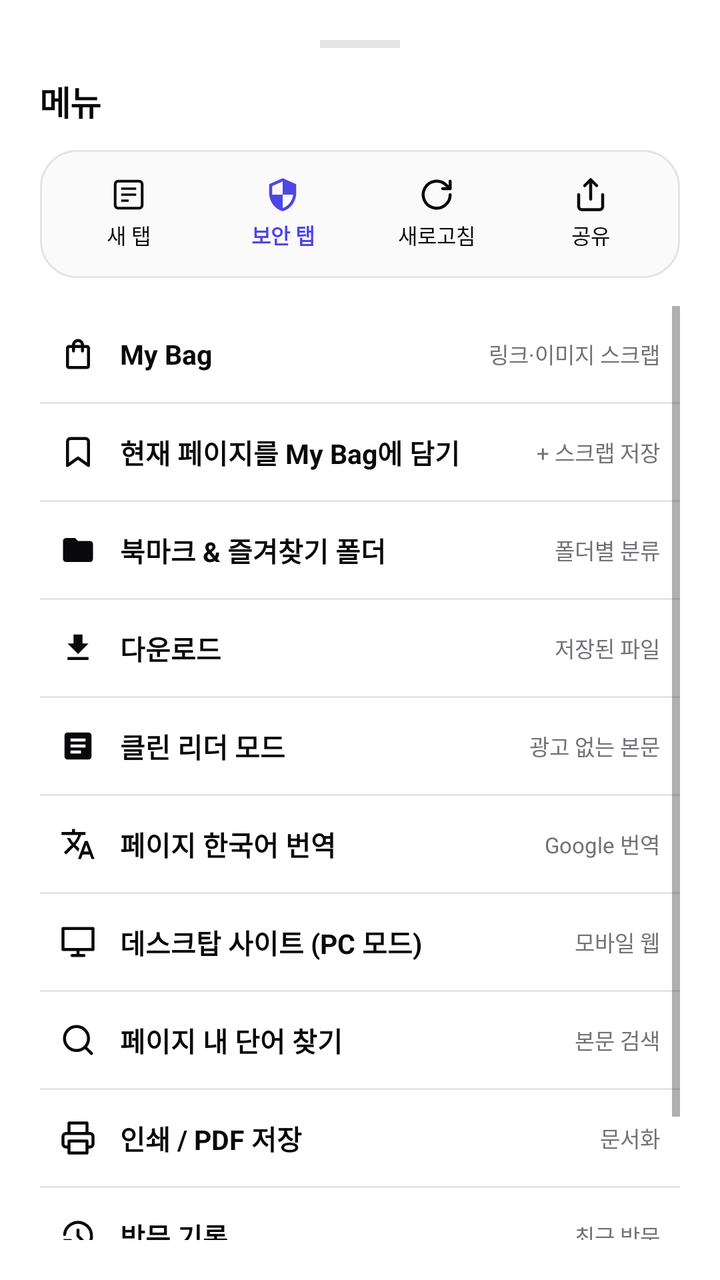
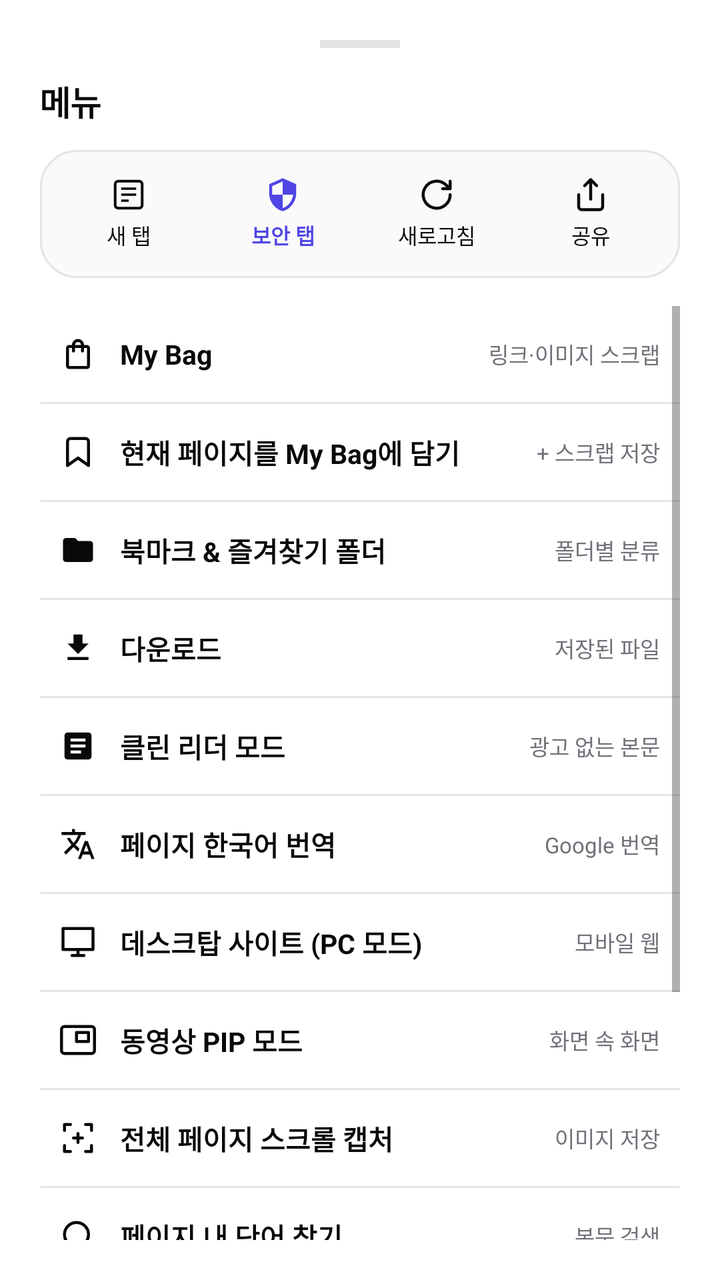

Two renders of the same Android screen: before a commit and after it. Below are the layout's source before the change and the commit's diff.
<!-- AndroidManifest.xml: application theme Theme.CreamAiHub -->
<!-- res/layout/dialog_menu_bottom_sheet.xml -->
<?xml version="1.0" encoding="utf-8"?>
<LinearLayout 
    xmlns:android="http://schemas.android.com/apk/res/android"
    xmlns:app="http://schemas.android.com/apk/res-auto"
    android:layout_width="match_parent"
    android:layout_height="wrap_content"
    android:orientation="vertical"
    android:padding="20dp"
    android:background="@drawable/bg_bottom_sheet">

    
    <View
        android:layout_width="40dp"
        android:layout_height="4dp"
        android:layout_gravity="center_horizontal"
        android:background="@color/border_gray"
        android:layout_marginBottom="14dp" />

    
    <TextView
        android:layout_width="wrap_content"
        android:layout_height="wrap_content"
        android:text="메뉴"
        android:textSize="17sp"
        android:textStyle="bold"
        android:textColor="@color/primary_black"
        android:letterSpacing="-0.02"
        android:layout_marginBottom="12dp" />

    
    <LinearLayout
        android:layout_width="match_parent"
        android:layout_height="64dp"
        android:orientation="horizontal"
        android:gravity="center"
        android:background="@drawable/bg_result_box"
        android:padding="6dp"
        android:layout_marginBottom="14dp">

        <LinearLayout
            android:id="@+id/menuQuickNewTab"
            android:layout_width="0dp"
            android:layout_height="match_parent"
            android:layout_weight="1"
            android:orientation="vertical"
            android:gravity="center"
            android:background="?attr/selectableItemBackground"
            android:clickable="true"
            android:focusable="true">

            <ImageView
                android:layout_width="18dp"
                android:layout_height="18dp"
                android:src="@drawable/ic_tabs"
                app:tint="@color/primary_black"
                android:contentDescription="New Tab" />

            <TextView
                android:layout_width="wrap_content"
                android:layout_height="wrap_content"
                android:text="새 탭"
                android:textSize="10.5sp"
                android:textColor="@color/primary_black"
                android:layout_marginTop="3dp" />
        </LinearLayout>

        <LinearLayout
            android:id="@+id/menuQuickSecurityTab"
            android:layout_width="0dp"
            android:layout_height="match_parent"
            android:layout_weight="1"
            android:orientation="vertical"
            android:gravity="center"
            android:background="?attr/selectableItemBackground"
            android:clickable="true"
            android:focusable="true">

            <ImageView
                android:layout_width="18dp"
                android:layout_height="18dp"
                android:src="@drawable/ic_shield"
                app:tint="#4F46E5"
                android:contentDescription="Security Tab" />

            <TextView
                android:layout_width="wrap_content"
                android:layout_height="wrap_content"
                android:text="보안 탭"
                android:textSize="10.5sp"
                android:textColor="#4F46E5"
                android:textStyle="bold"
                android:layout_marginTop="3dp" />
        </LinearLayout>

        <LinearLayout
            android:id="@+id/menuQuickReload"
            android:layout_width="0dp"
            android:layout_height="match_parent"
            android:layout_weight="1"
            android:orientation="vertical"
            android:gravity="center"
            android:background="?attr/selectableItemBackground"
            android:clickable="true"
            android:focusable="true">

            <ImageView
                android:layout_width="18dp"
                android:layout_height="18dp"
                android:src="@drawable/ic_refresh"
                app:tint="@color/primary_black"
                android:contentDescription="Reload" />

            <TextView
                android:layout_width="wrap_content"
                android:layout_height="wrap_content"
                android:text="새로고침"
                android:textSize="10.5sp"
                android:textColor="@color/primary_black"
                android:layout_marginTop="3dp" />
        </LinearLayout>

        <LinearLayout
            android:id="@+id/menuQuickShare"
            android:layout_width="0dp"
            android:layout_height="match_parent"
            android:layout_weight="1"
            android:orientation="vertical"
            android:gravity="center"
            android:background="?attr/selectableItemBackground"
            android:clickable="true"
            android:focusable="true">

            <ImageView
                android:layout_width="18dp"
                android:layout_height="18dp"
                android:src="@drawable/ic_share"
                app:tint="@color/primary_black"
                android:contentDescription="Share" />

            <TextView
                android:layout_width="wrap_content"
                android:layout_height="wrap_content"
                android:text="공유"
                android:textSize="10.5sp"
                android:textColor="@color/primary_black"
                android:layout_marginTop="3dp" />
        </LinearLayout>

    </LinearLayout>

    
    <ScrollView
        android:layout_width="match_parent"
        android:layout_height="wrap_content"
        android:maxHeight="340dp"
        android:scrollbars="vertical">

        <LinearLayout
            android:layout_width="match_parent"
            android:layout_height="wrap_content"
            android:orientation="vertical">

            
            <LinearLayout
                android:id="@+id/menuItemBag"
                android:layout_width="match_parent"
                android:layout_height="48dp"
                android:orientation="horizontal"
                android:gravity="center_vertical"
                android:paddingHorizontal="10dp"
                android:background="?attr/selectableItemBackground"
                android:clickable="true"
                android:focusable="true">

                <ImageView
                    android:layout_width="18dp"
                    android:layout_height="18dp"
                    android:src="@drawable/ic_bag"
                    app:tint="@color/primary_black"
                    android:layout_marginEnd="12dp" />

                <TextView
                    android:layout_width="0dp"
                    android:layout_height="wrap_content"
                    android:layout_weight="1"
                    android:text="My Bag"
                    android:textSize="13.5sp"
                    android:textColor="@color/primary_black"
                    android:textStyle="bold" />

                <TextView
                    android:id="@+id/tvBagMenuCount"
                    android:layout_width="wrap_content"
                    android:layout_height="wrap_content"
                    android:text="링크·이미지 스크랩"
                    android:textSize="11sp"
                    android:textColor="@color/text_muted" />
            </LinearLayout>

            <View
                android:layout_width="match_parent"
                android:layout_height="1dp"
                android:background="@color/border_gray" />

            
            <LinearLayout
                android:id="@+id/menuItemAddToBag"
                android:layout_width="match_parent"
                android:layout_height="48dp"
                android:orientation="horizontal"
                android:gravity="center_vertical"
                android:paddingHorizontal="10dp"
                android:background="?attr/selectableItemBackground"
                android:clickable="true"
                android:focusable="true">

                <ImageView
                    android:layout_width="18dp"
                    android:layout_height="18dp"
                    android:src="@drawable/ic_bookmark"
                    app:tint="@color/primary_black"
                    android:layout_marginEnd="12dp" />

                <TextView
                    android:layout_width="0dp"
                    android:layout_height="wrap_content"
                    android:layout_weight="1"
                    android:text="현재 페이지를 My Bag에 담기"
                    android:textSize="13.5sp"
                    android:textColor="@color/primary_black"
                    android:textStyle="bold" />

                <TextView
                    android:layout_width="wrap_content"
                    android:layout_height="wrap_content"
                    android:text="+ 스크랩 저장"
                    android:textSize="11sp"
                    android:textColor="@color/text_muted" />
            </LinearLayout>

            <View
                android:layout_width="match_parent"
                android:layout_height="1dp"
                android:background="@color/border_gray" />

            
            <LinearLayout
                android:id="@+id/menuItemBookmarksList"
                android:layout_width="match_parent"
                android:layout_height="48dp"
                android:orientation="horizontal"
                android:gravity="center_vertical"
                android:paddingHorizontal="10dp"
                android:background="?attr/selectableItemBackground"
                android:clickable="true"
                android:focusable="true">

                <ImageView
                    android:layout_width="18dp"
                    android:layout_height="18dp"
                    android:src="@drawable/ic_folder"
                    app:tint="@color/primary_black"
                    android:layout_marginEnd="12dp" />

                <TextView
                    android:layout_width="0dp"
                    android:layout_height="wrap_content"
                    android:layout_weight="1"
                    android:text="북마크 &amp; 즐겨찾기 폴더"
                    android:textSize="13.5sp"
                    android:textColor="@color/primary_black"
                    android:textStyle="bold" />

                <TextView
                    android:layout_width="wrap_content"
                    android:layout_height="wrap_content"
                    android:text="폴더별 분류"
                    android:textSize="11sp"
                    android:textColor="@color/text_muted" />
            </LinearLayout>

            <View
                android:layout_width="match_parent"
                android:layout_height="1dp"
                android:background="@color/border_gray" />

            
            <LinearLayout
                android:id="@+id/menuItemDownloads"
                android:layout_width="match_parent"
                android:layout_height="48dp"
                android:orientation="horizontal"
                android:gravity="center_vertical"
                android:paddingHorizontal="10dp"
                android:background="?attr/selectableItemBackground"
                android:clickable="true"
                android:focusable="true">

                <ImageView
                    android:layout_width="18dp"
                    android:layout_height="18dp"
                    android:src="@drawable/ic_download"
                    app:tint="@color/primary_black"
                    android:layout_marginEnd="12dp" />

                <TextView
                    android:layout_width="0dp"
                    android:layout_height="wrap_content"
                    android:layout_weight="1"
                    android:text="다운로드"
                    android:textSize="13.5sp"
                    android:textColor="@color/primary_black"
                    android:textStyle="bold" />

                <TextView
                    android:layout_width="wrap_content"
                    android:layout_height="wrap_content"
                    android:text="저장된 파일"
                    android:textSize="11sp"
                    android:textColor="@color/text_muted" />
            </LinearLayout>

            <View
                android:layout_width="match_parent"
                android:layout_height="1dp"
                android:background="@color/border_gray" />

            
            <LinearLayout
                android:id="@+id/menuItemReaderMode"
                android:layout_width="match_parent"
                android:layout_height="48dp"
                android:orientation="horizontal"
                android:gravity="center_vertical"
                android:paddingHorizontal="10dp"
                android:background="?attr/selectableItemBackground"
                android:clickable="true"
                android:focusable="true">

                <ImageView
                    android:layout_width="18dp"
                    android:layout_height="18dp"
                    android:src="@drawable/ic_book_reader"
                    app:tint="@color/primary_black"
                    android:layout_marginEnd="12dp" />

                <TextView
                    android:layout_width="0dp"
                    android:layout_height="wrap_content"
                    android:layout_weight="1"
                    android:text="클린 리더 모드"
                    android:textSize="13.5sp"
                    android:textColor="@color/primary_black"
                    android:textStyle="bold" />

                <TextView
                    android:layout_width="wrap_content"
                    android:layout_height="wrap_content"
                    android:text="광고 없는 본문"
                    android:textSize="11sp"
                    android:textColor="@color/text_muted" />
            </LinearLayout>

            <View
                android:layout_width="match_parent"
                android:layout_height="1dp"
                android:background="@color/border_gray" />

            
            <LinearLayout
                android:id="@+id/menuItemTranslate"
                android:layout_width="match_parent"
                android:layout_height="48dp"
                android:orientation="horizontal"
                android:gravity="center_vertical"
                android:paddingHorizontal="10dp"
                android:background="?attr/selectableItemBackground"
                android:clickable="true"
                android:focusable="true">

                <ImageView
                    android:layout_width="18dp"
                    android:layout_height="18dp"
                    android:src="@drawable/ic_translate"
                    app:tint="@color/primary_black"
                    android:layout_marginEnd="12dp" />

                <TextView
                    android:layout_width="0dp"
                    android:layout_height="wrap_content"
                    android:layout_weight="1"
                    android:text="페이지 한국어 번역"
                    android:textSize="13.5sp"
                    android:textColor="@color/primary_black"
                    android:textStyle="bold" />

                <TextView
                    android:layout_width="wrap_content"
                    android:layout_height="wrap_content"
                    android:text="Google 번역"
                    android:textSize="11sp"
                    android:textColor="@color/text_muted" />
            </LinearLayout>

            <View
                android:layout_width="match_parent"
                android:layout_height="1dp"
                android:background="@color/border_gray" />

            
            <LinearLayout
                android:id="@+id/menuItemDesktop"
                android:layout_width="match_parent"
                android:layout_height="48dp"
                android:orientation="horizontal"
                android:gravity="center_vertical"
                android:paddingHorizontal="10dp"
                android:background="?attr/selectableItemBackground"
                android:clickable="true"
                android:focusable="true">

                <ImageView
                    android:layout_width="18dp"
                    android:layout_height="18dp"
                    android:src="@drawable/ic_desktop"
                    app:tint="@color/primary_black"
                    android:layout_marginEnd="12dp" />

                <TextView
                    android:layout_width="0dp"
                    android:layout_height="wrap_content"
                    android:layout_weight="1"
                    android:text="데스크탑 사이트 (PC 모드)"
                    android:textSize="13.5sp"
                    android:textColor="@color/primary_black"
                    android:textStyle="bold" />

                <TextView
                    android:id="@+id/tvDesktopModeStatus"
                    android:layout_width="wrap_content"
                    android:layout_height="wrap_content"
                    android:text="모바일 웹"
                    android:textSize="11sp"
                    android:textColor="@color/text_muted" />
            </LinearLayout>

            <View
                android:layout_width="match_parent"
                android:layout_height="1dp"
                android:background="@color/border_gray" />

            
            <LinearLayout
                android:id="@+id/menuItemFindInPage"
                android:layout_width="match_parent"
                android:layout_height="48dp"
                android:orientation="horizontal"
                android:gravity="center_vertical"
                android:paddingHorizontal="10dp"
                android:background="?attr/selectableItemBackground"
                android:clickable="true"
                android:focusable="true">

                <ImageView
                    android:layout_width="18dp"
                    android:layout_height="18dp"
                    android:src="@drawable/ic_search"
                    app:tint="@color/primary_black"
                    android:layout_marginEnd="12dp" />

                <TextView
                    android:layout_width="0dp"
                    android:layout_height="wrap_content"
                    android:layout_weight="1"
                    android:text="페이지 내 단어 찾기"
                    android:textSize="13.5sp"
                    android:textColor="@color/primary_black"
                    android:textStyle="bold" />

                <TextView
                    android:layout_width="wrap_content"
                    android:layout_height="wrap_content"
                    android:text="본문 검색"
                    android:textSize="11sp"
                    android:textColor="@color/text_muted" />
            </LinearLayout>

            <View
                android:layout_width="match_parent"
                android:layout_height="1dp"
                android:background="@color/border_gray" />

            
            <LinearLayout
                android:id="@+id/menuItemPrint"
                android:layout_width="match_parent"
                android:layout_height="48dp"
                android:orientation="horizontal"
                android:gravity="center_vertical"
                android:paddingHorizontal="10dp"
                android:background="?attr/selectableItemBackground"
                android:clickable="true"
                android:focusable="true">

                <ImageView
                    android:layout_width="18dp"
                    android:layout_height="18dp"
                    android:src="@drawable/ic_print"
                    app:tint="@color/primary_black"
                    android:layout_marginEnd="12dp" />

                <TextView
                    android:layout_width="0dp"
                    android:layout_height="wrap_content"
                    android:layout_weight="1"
                    android:text="인쇄 / PDF 저장"
                    android:textSize="13.5sp"
                    android:textColor="@color/primary_black"
                    android:textStyle="bold" />

                <TextView
                    android:layout_width="wrap_content"
                    android:layout_height="wrap_content"
                    android:text="문서화"
                    android:textSize="11sp"
                    android:textColor="@color/text_muted" />
            </LinearLayout>

            <View
                android:layout_width="match_parent"
                android:layout_height="1dp"
                android:background="@color/border_gray" />

            
            <LinearLayout
                android:id="@+id/menuItemHistory"
                android:layout_width="match_parent"
                android:layout_height="48dp"
                android:orientation="horizontal"
                android:gravity="center_vertical"
                android:paddingHorizontal="10dp"
                android:background="?attr/selectableItemBackground"
                android:clickable="true"
                android:focusable="true">

                <ImageView
                    android:layout_width="18dp"
                    android:layout_height="18dp"
                    android:src="@drawable/ic_history"
                    app:tint="@color/primary_black"
                    android:layout_marginEnd="12dp" />

                <TextView
                    android:layout_width="0dp"
                    android:layout_height="wrap_content"
                    android:layout_weight="1"
                    android:text="방문 기록"
                    android:textSize="13.5sp"
                    android:textColor="@color/primary_black"
                    android:textStyle="bold" />

                <TextView
                    android:layout_width="wrap_content"
                    android:layout_height="wrap_content"
                    android:text="최근 방문"
                    android:textSize="11sp"
                    android:textColor="@color/text_muted" />
            </LinearLayout>

            <View
                android:layout_width="match_parent"
                android:layout_height="1dp"
                android:background="@color/border_gray" />

            
            <LinearLayout
                android:id="@+id/menuItemSettings"
                android:layout_width="match_parent"
                android:layout_height="48dp"
                android:orientation="horizontal"
                android:gravity="center_vertical"
                android:paddingHorizontal="10dp"
                android:background="?attr/selectableItemBackground"
                android:clickable="true"
                android:focusable="true">

                <ImageView
                    android:layout_width="18dp"
                    android:layout_height="18dp"
                    android:src="@drawable/ic_palette"
                    app:tint="@color/primary_black"
                    android:layout_marginEnd="12dp" />

                <TextView
                    android:layout_width="0dp"
                    android:layout_height="wrap_content"
                    android:layout_weight="1"
                    android:text="브라우저 설정 &amp; 개인화"
                    android:textSize="13.5sp"
                    android:textColor="@color/primary_black"
                    android:textStyle="bold" />

                <TextView
                    android:layout_width="wrap_content"
                    android:layout_height="wrap_content"
                    android:text="Material You · 검색엔진"
                    android:textSize="11sp"
                    android:textColor="@color/text_muted" />
            </LinearLayout>

        </LinearLayout>
    </ScrollView>

</LinearLayout>
<!-- resources referenced by this layout -->
<resources>
  <color name="border_gray">#E4E4E7</color>
  <color name="primary_black">#09090B</color>
  <color name="text_muted">#71717A</color>
  <!-- drawable bg_bottom_sheet (drawable) -->
  <?xml version="1.0" encoding="utf-8"?>
  <shape xmlns:android="http://schemas.android.com/apk/res/android">
      <solid android:color="#FFFFFF" />
      <corners 
          android:topLeftRadius="28dp" 
          android:topRightRadius="28dp" 
          android:bottomLeftRadius="0dp" 
          android:bottomRightRadius="0dp" />
  </shape>
  <!-- drawable bg_result_box (drawable) -->
  <?xml version="1.0" encoding="utf-8"?>
  <shape xmlns:android="http://schemas.android.com/apk/res/android">
      <solid android:color="#FAFAFA" />
      <stroke android:width="1dp" android:color="#E4E4E7" />
      <corners android:radius="18dp" />
  </shape>
  <!-- drawable ic_desktop (drawable) -->
  <vector xmlns:android="http://schemas.android.com/apk/res/android"
      android:width="24dp"
      android:height="24dp"
      android:viewportWidth="24"
      android:viewportHeight="24">
      <path
          android:strokeColor="#09090B"
          android:strokeWidth="2"
          android:strokeLineCap="round"
          android:strokeLineJoin="round"
          android:pathData="M2,3h20v14H2zM8,21h8M12,17v4" />
  </vector>
  <!-- drawable ic_download (drawable) -->
  <vector xmlns:android="http://schemas.android.com/apk/res/android"
      android:width="24dp"
      android:height="24dp"
      android:viewportWidth="24"
      android:viewportHeight="24">
      <path
          android:fillColor="#000000"
          android:pathData="M19,9h-4V3H9v6H5l7,7 7,-7zM5,18v2h14v-2H5z" />
  </vector>
  <!-- drawable ic_folder (drawable) -->
  <vector xmlns:android="http://schemas.android.com/apk/res/android"
      android:width="24dp"
      android:height="24dp"
      android:viewportWidth="24"
      android:viewportHeight="24">
      <path
          android:fillColor="#000000"
          android:pathData="M10,4H4c-1.1,0 -1.99,0.9 -1.99,2L2,18c0,1.1 0.9,2 2,2h16c1.1,0 2,-0.9 2,-2V8c0,-1.1 -0.9,-2 -2,-2h-8l-2,-2z" />
  </vector>
  <!-- drawable ic_shield (drawable) -->
  <vector xmlns:android="http://schemas.android.com/apk/res/android"
      android:width="24dp"
      android:height="24dp"
      android:viewportWidth="24"
      android:viewportHeight="24">
      <path
          android:fillColor="#000000"
          android:pathData="M12,1L3,5v6c0,5.55 3.84,10.74 9,12 5.16,-1.26 9,-6.45 9,-12V5l-9,-4zm0,10.99h7c-0.53,4.12 -3.28,7.79 -7,8.94V12H5V6.3l7,-3.11v8.8z" />
  </vector>
  <style name="Theme.CreamAiHub" parent="Theme.MaterialComponents.DayNight.NoActionBar">
          <item name="colorPrimary">@color/primary_black</item>
          <item name="colorPrimaryVariant">@color/secondary_dark</item>
          <item name="colorOnPrimary">@color/white</item>
          <item name="android:statusBarColor">@color/white</item>
          <item name="android:windowLightStatusBar">true</item>
      </style>
  <color name="secondary_dark">#27272A</color>
  <color name="white">#FFFFFF</color>
  <!-- unchanged entries left out for length: 11 -->
</resources>

<!-- the commit's change to res/layout/dialog_menu_bottom_sheet.xml (unified diff, before → after) -->
@@ -451,6 +451,88 @@
 
             
             <LinearLayout
+                android:id="@+id/menuItemPip"
+                android:layout_width="match_parent"
+                android:layout_height="48dp"
+                android:orientation="horizontal"
+                android:gravity="center_vertical"
+                android:paddingHorizontal="10dp"
+                android:background="?attr/selectableItemBackground"
+                android:clickable="true"
+                android:focusable="true">
+
+                <ImageView
+                    android:layout_width="18dp"
+                    android:layout_height="18dp"
+                    android:src="@drawable/ic_pip"
+                    app:tint="@color/primary_black"
+                    android:layout_marginEnd="12dp" />
+
+                <TextView
+                    android:layout_width="0dp"
+                    android:layout_height="wrap_content"
+                    android:layout_weight="1"
+                    android:text="동영상 PIP 모드"
+                    android:textSize="13.5sp"
+                    android:textColor="@color/primary_black"
+                    android:textStyle="bold" />
+
+                <TextView
+                    android:layout_width="wrap_content"
+                    android:layout_height="wrap_content"
+                    android:text="화면 속 화면"
+                    android:textSize="11sp"
+                    android:textColor="@color/text_muted" />
+            </LinearLayout>
+
+            <View
+                android:layout_width="match_parent"
+                android:layout_height="1dp"
+                android:background="@color/border_gray" />
+
+            
+            <LinearLayout
+                android:id="@+id/menuItemCapture"
+                android:layout_width="match_parent"
+                android:layout_height="48dp"
+                android:orientation="horizontal"
+                android:gravity="center_vertical"
+                android:paddingHorizontal="10dp"
+                android:background="?attr/selectableItemBackground"
+                android:clickable="true"
+                android:focusable="true">
+
+                <ImageView
+                    android:layout_width="18dp"
+                    android:layout_height="18dp"
+                    android:src="@drawable/ic_capture"
+                    app:tint="@color/primary_black"
+                    android:layout_marginEnd="12dp" />
+
+                <TextView
+                    android:layout_width="0dp"
+                    android:layout_height="wrap_content"
+                    android:layout_weight="1"
+                    android:text="전체 페이지 스크롤 캡처"
+                    android:textSize="13.5sp"
+                    android:textColor="@color/primary_black"
+                    android:textStyle="bold" />
+
+                <TextView
+                    android:layout_width="wrap_content"
+                    android:layout_height="wrap_content"
+                    android:text="이미지 저장"
+                    android:textSize="11sp"
+                    android:textColor="@color/text_muted" />
+            </LinearLayout>
+
+            <View
+                android:layout_width="match_parent"
+                android:layout_height="1dp"
+                android:background="@color/border_gray" />
+
+            
+            <LinearLayout
                 android:id="@+id/menuItemFindInPage"
                 android:layout_width="match_parent"
                 android:layout_height="48dp"
<!-- resource entries referenced after the edit -->
@@ -20,6 +20,19 @@
       <stroke android:width="1dp" android:color="#E4E4E7" />
       <corners android:radius="18dp" />
   </shape>
+  <!-- drawable ic_capture (drawable) -->
+  <vector xmlns:android="http://schemas.android.com/apk/res/android"
+      android:width="24dp"
+      android:height="24dp"
+      android:viewportWidth="24"
+      android:viewportHeight="24">
+      <path
+          android:strokeColor="#09090B"
+          android:strokeWidth="2"
+          android:strokeLineCap="round"
+          android:strokeLineJoin="round"
+          android:pathData="M3,7V3h4 M17,3h4v4 M21,17v4h-4 M7,21H3v-4 M9,12h6 M12,9v6" />
+  </vector>
   <!-- drawable ic_desktop (drawable) -->
   <vector xmlns:android="http://schemas.android.com/apk/res/android"
       android:width="24dp"
@@ -53,6 +66,19 @@
           android:fillColor="#000000"
           android:pathData="M10,4H4c-1.1,0 -1.99,0.9 -1.99,2L2,18c0,1.1 0.9,2 2,2h16c1.1,0 2,-0.9 2,-2V8c0,-1.1 -0.9,-2 -2,-2h-8l-2,-2z" />
   </vector>
+  <!-- drawable ic_pip (drawable) -->
+  <vector xmlns:android="http://schemas.android.com/apk/res/android"
+      android:width="24dp"
+      android:height="24dp"
+      android:viewportWidth="24"
+      android:viewportHeight="24">
+      <path
+          android:strokeColor="#09090B"
+          android:strokeWidth="2"
+          android:strokeLineCap="round"
+          android:strokeLineJoin="round"
+          android:pathData="M19,7h-8v6h8V7z M21,3H3C1.9,3 1,3.9 1,5v14c0,1.1 0.9,2 2,2h18c1.1,0 2,-0.9 2,-2V5C23,3.9 22.1,3 21,3z" />
+  </vector>
   <!-- drawable ic_shield (drawable) -->
   <vector xmlns:android="http://schemas.android.com/apk/res/android"
       android:width="24dp"
